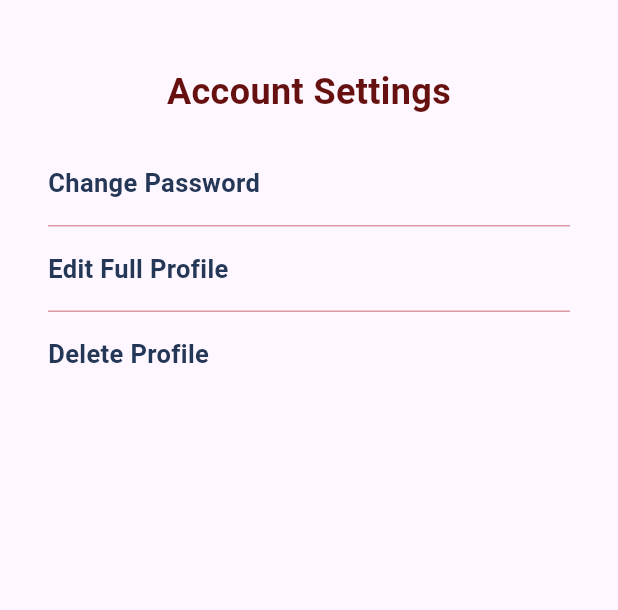
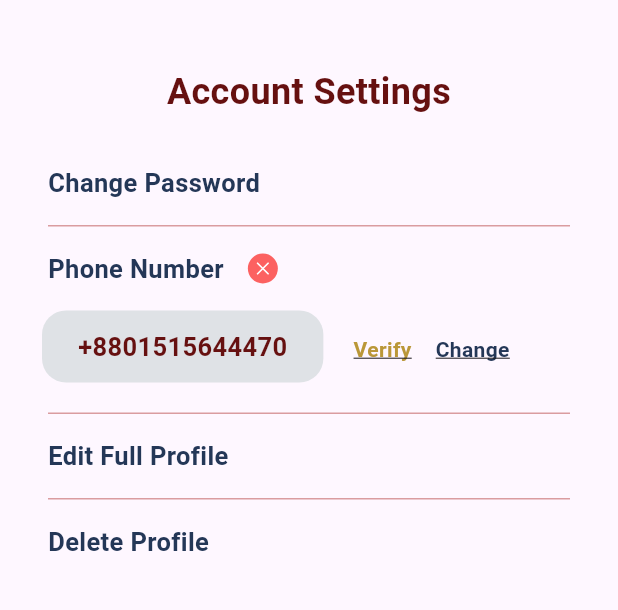
Before and after one commit to sadik5397/biyer_juti_flutter_sadik5397, a Flutter app: the AccountSettings screen opened directly, on a phone screen of 412 x 824 dp, the part 90-700 px from its top. Run offline on Flutter 3.47's test engine with Material 3 defaults, Android fonts, the phone set to English and light mode, and no system bars; our stand-ins replace cached_network_image, carousel_slider, dotted_border, dropdown_button2, feather_icons, flutter_image_compress and 4 more; network calls fail; key blocks and very long unbroken strings in the code were emptied for the run.

Commit message:
Added Change Mobile Number

```diff
--- a/lib/views/account_settings.dart
+++ b/lib/views/account_settings.dart
@@ -3,10 +3,12 @@ import 'package:biyer_juti/util/page_navigation.dart';
 import 'package:biyer_juti/views/change_password.dart';
 import 'package:flutter/material.dart';
 
+import '../component/account_updateble_info.dart';
 import '../component/app_bar.dart';
 import '../component/section_header.dart';
 import '../theme/gap.dart';
 import '../theme/padding.dart';
+import 'change_mobile.dart';
 
 class AccountSettings extends StatefulWidget {
   const AccountSettings({Key? key}) : super(key: key);
@@ -23,7 +25,7 @@ class _AccountSettingsState extends State<AccountSettings> {
         body: ListView(padding: ThemePadding.p4, children: [
           const SectionHeader(label: "Account Settings", topGap: false),
           BasicNavigationButton(label: "Change Password", onTap: () => route(context, const ChangePassword())),
-          // AccountUpdatableInfo(label: "Phone Number", onTapChange: () => route(context, const ChangeMobile()), value: "+8801515644470", verified: false),
+          AccountUpdatableInfo(label: "Phone Number", onTapChange: () => route(context, const ChangeMobile()), value: "+8801515644470", verified: false),
           // AccountUpdatableInfo(label: "Email", onTapChange: () => route(context, const ChangeEmail()), value: "+sadik5397@gmail.com", verified: true),
           BasicNavigationButton(label: "Edit Full Profile", onTap: () {}),
           BasicNavigationButton(label: "Delete Profile", onTap: () {}, lastItem: true),
```
